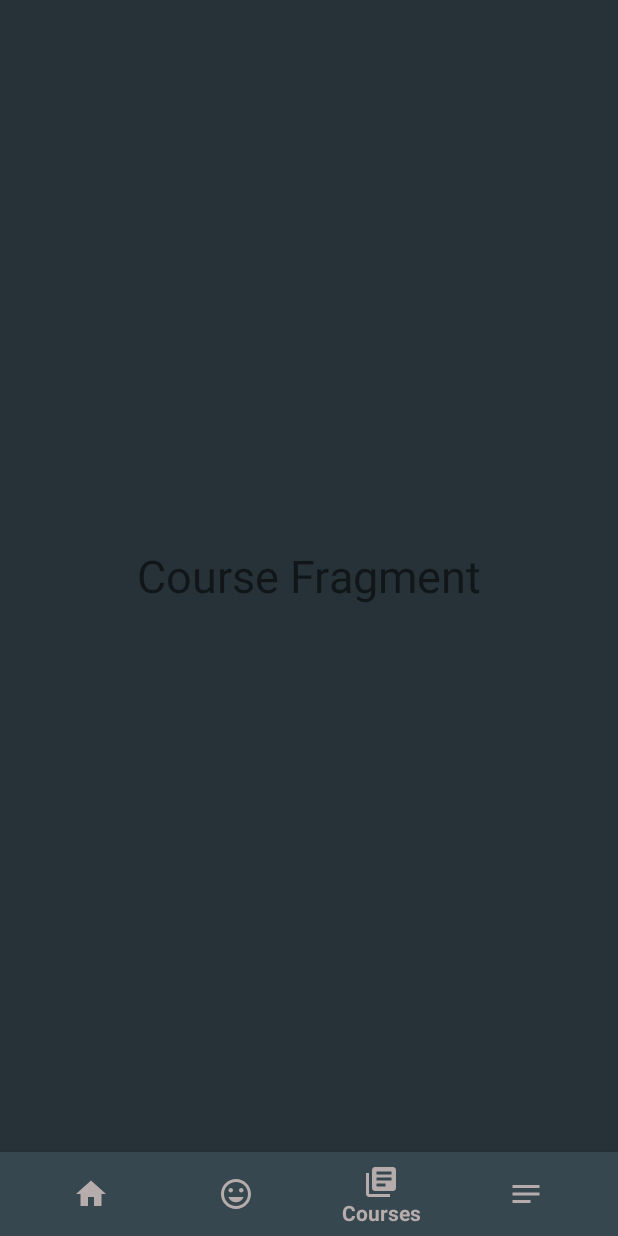
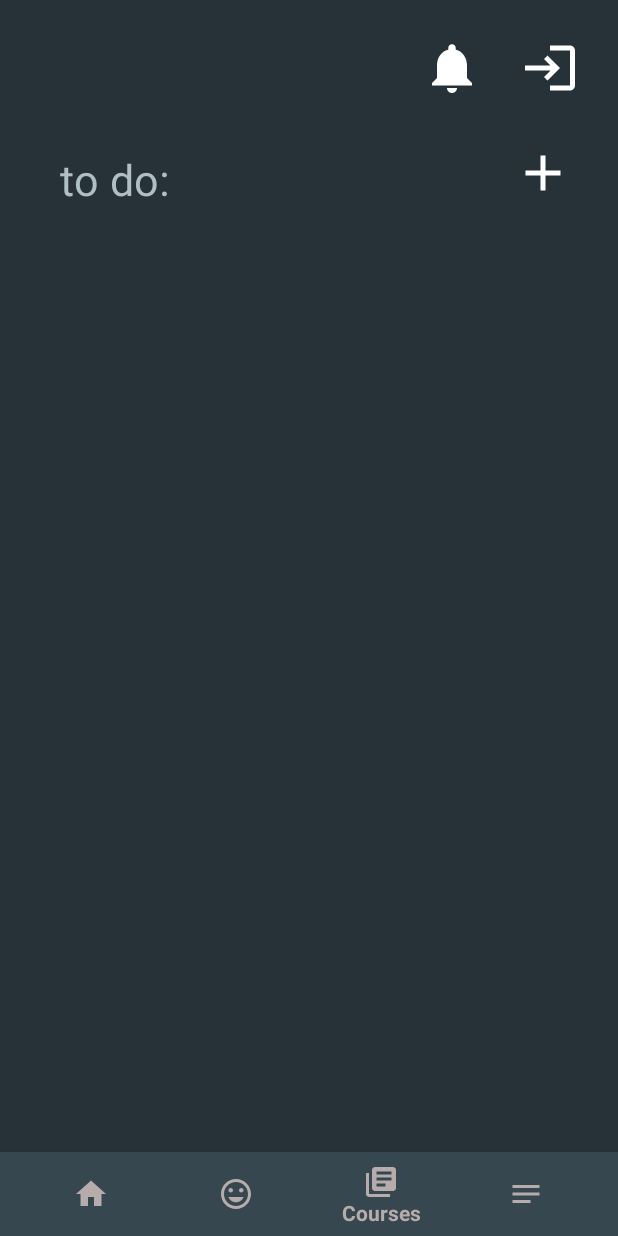
Before and after one commit to BigBrainBois/CSCI455_Student_Productivity_and_Reflection_App, an Android app: the Dashboard screen opened directly, with no data from a screen before it, item 3 of the bottom bar chosen, on a phone screen of 412 x 824 dp. Run offline under Robolectric (Android 15) with nearby library versions, the phone set to English and light mode, and no system bars.

Commit message:
Added icons

```diff
--- a/app/src/main/java/com/example/csci_455_student_productivity_and_reflection_app/Dashboard.java
+++ b/app/src/main/java/com/example/csci_455_student_productivity_and_reflection_app/Dashboard.java
@@ -37,7 +37,7 @@ public class Dashboard extends AppCompatActivity {
                             selectedFragment = new MoodFragment();
                             break;
                         case R.id.nav_courses:
-                            selectedFragment = new CourseFragment();
+                            selectedFragment = new TasksFragment();
                             break;
                         case R.id.nav_notes:
                             selectedFragment = new NotesFragment();
--- a/app/src/main/java/com/example/csci_455_student_productivity_and_reflection_app/CourseFragment.java
+++ b/app/src/main/java/com/example/csci_455_student_productivity_and_reflection_app/TasksFragment.java
@@ -9,10 +9,10 @@ import androidx.annotation.NonNull;
 import androidx.annotation.Nullable;
 import androidx.fragment.app.Fragment;
 
-public class CourseFragment extends Fragment {
+public class TasksFragment extends Fragment {
     @Nullable
     @Override
     public View onCreateView(@NonNull LayoutInflater inflater, @Nullable ViewGroup container, @Nullable Bundle savedInstanceState) {
-        return inflater.inflate(R.layout.fragment_course, container, false);
+        return inflater.inflate(R.layout.fragment_tasks, container, false);
     }
 }
--- /dev/null
+++ b/app/src/main/res/drawable/add.xml
@@ -0,0 +1,5 @@
+<vector android:height="24dp" android:tint="#FFFFFF"
+    android:viewportHeight="24" android:viewportWidth="24"
+    android:width="24dp" xmlns:android="http://schemas.android.com/apk/res/android">
+    <path android:fillColor="@android:color/white" android:pathData="M19,13h-6v6h-2v-6H5v-2h6V5h2v6h6v2z"/>
+</vector>
--- /dev/null
+++ b/app/src/main/res/drawable/logout.xml
@@ -0,0 +1,9 @@
+<vector xmlns:android="http://schemas.android.com/apk/res/android"
+    android:width="18dp"
+    android:height="18dp"
+    android:viewportWidth="24"
+    android:viewportHeight="24">
+  <path
+      android:pathData="M11,7L9.6,8.4l2.6,2.6H2v2h10.2l-2.6,2.6L11,17l5,-5L11,7zM20,19h-8v2h8c1.1,0 2,-0.9 2,-2V5c0,-1.1 -0.9,-2 -2,-2h-8v2h8V19z"
+      android:fillColor="#ffffff"/>
+</vector>
--- /dev/null
+++ b/app/src/main/res/drawable/notification.xml
@@ -0,0 +1,5 @@
+<vector android:height="24dp" android:tint="#FFFFFF"
+    android:viewportHeight="24" android:viewportWidth="24"
+    android:width="24dp" xmlns:android="http://schemas.android.com/apk/res/android">
+    <path android:fillColor="@android:color/white" android:pathData="M12,22c1.1,0 2,-0.9 2,-2h-4c0,1.1 0.89,2 2,2zM18,16v-5c0,-3.07 -1.64,-5.64 -4.5,-6.32L13.5,4c0,-0.83 -0.67,-1.5 -1.5,-1.5s-1.5,0.67 -1.5,1.5v0.68C7.63,5.36 6,7.92 6,11v5l-2,2v1h16v-1l-2,-2z"/>
+</vector>
--- a/app/src/main/res/layout/fragment_course.xml
+++ /dev/null
@@ -1,14 +0,0 @@
-<?xml version="1.0" encoding="utf-8"?>
-<RelativeLayout xmlns:android="http://schemas.android.com/apk/res/android"
-    android:layout_width="match_parent"
-    android:layout_height="match_parent"
-    android:background="@color/primary">
-
-    <TextView
-        android:layout_width="wrap_content"
-        android:layout_height="wrap_content"
-        android:text="@string/course_fragment"
-        android:textSize="30sp"
-        android:layout_centerInParent="true"/>
-
-</RelativeLayout>
--- /dev/null
+++ b/app/src/main/res/layout/fragment_tasks.xml
@@ -0,0 +1,43 @@
+<?xml version="1.0" encoding="utf-8"?>
+<RelativeLayout xmlns:android="http://schemas.android.com/apk/res/android"
+    android:layout_width="match_parent"
+    android:layout_height="match_parent"
+    android:background="@color/primary">
+
+    <TextView
+        android:layout_width="wrap_content"
+        android:layout_height="wrap_content"
+        android:text="@string/to_do"
+        android:textColor="@color/secondary"
+        android:textSize="13pt"
+        android:layout_alignParentStart="true"
+        android:layout_marginTop="100dp"
+        android:layout_marginStart="40dp"/>
+
+    <ImageView
+        android:id="@+id/logout"
+        android:layout_width="40dp"
+        android:layout_height="40dp"
+        android:layout_alignParentEnd="true"
+        android:layout_margin="25dp"
+        android:src="@drawable/logout" />
+
+    <ImageView
+        android:id="@+id/notification"
+        android:layout_width="40dp"
+        android:layout_height="40dp"
+        android:layout_toStartOf="@+id/logout"
+        android:layout_marginTop="25dp"
+        android:src="@drawable/notification"/>
+
+    <ImageView
+        android:id="@+id/add_task"
+        android:layout_width="40dp"
+        android:layout_height="40dp"
+        android:layout_below="@+id/notification"
+        android:layout_alignParentEnd="true"
+        android:layout_margin="30dp"
+        android:src="@drawable/add"/>
+
+
+</RelativeLayout>
--- a/app/src/main/res/values/strings.xml
+++ b/app/src/main/res/values/strings.xml
@@ -3,9 +3,10 @@
     <string name="home">Home</string>
     <string name="mood">Mood</string>
     <string name="courses">Courses</string>
-    <string name="notes">Notes</string>
+    <string name="notes">notes</string>
     <string name="notes_fragment">Notes Fragment</string>
     <string name="course_fragment">Course Fragment</string>
     <string name="mood_fragment">Mood Fragment</string>
     <string name="home_fragment">Home Fragment</string>
+    <string name="to_do">to do:</string>
 </resources>
```
Also changed, not shown: app/src/main/res/layout/fragment_mood.xml (+19 -1 lines), app/src/main/res/layout/fragment_notes.xml (+32 -3 lines), 1 other file.
